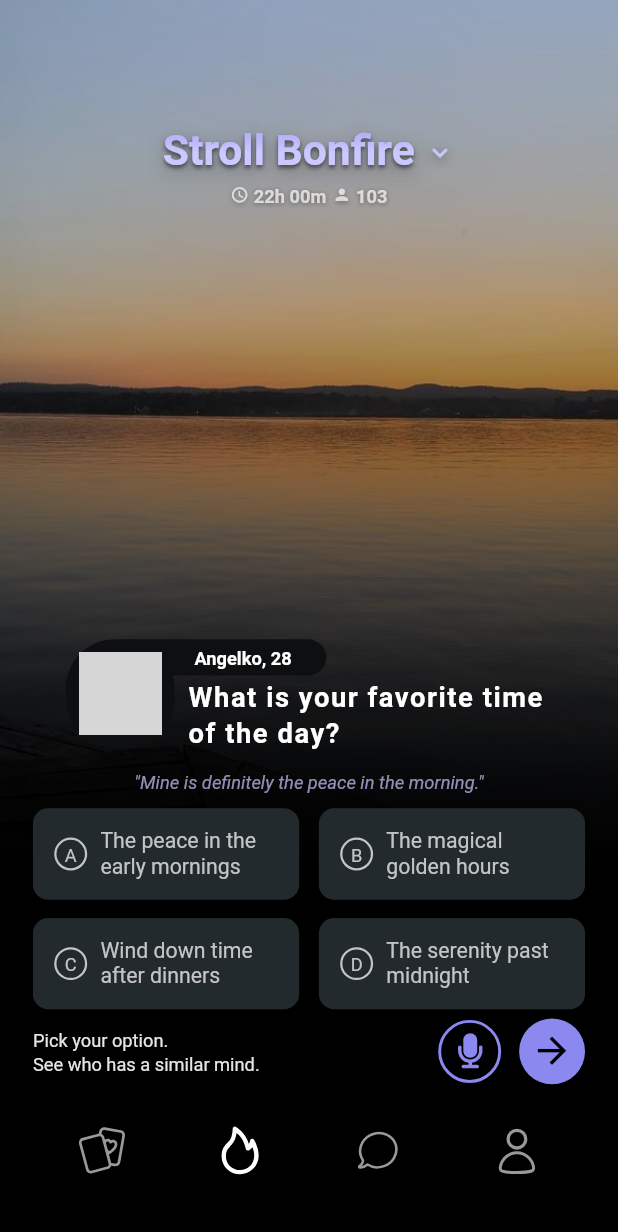
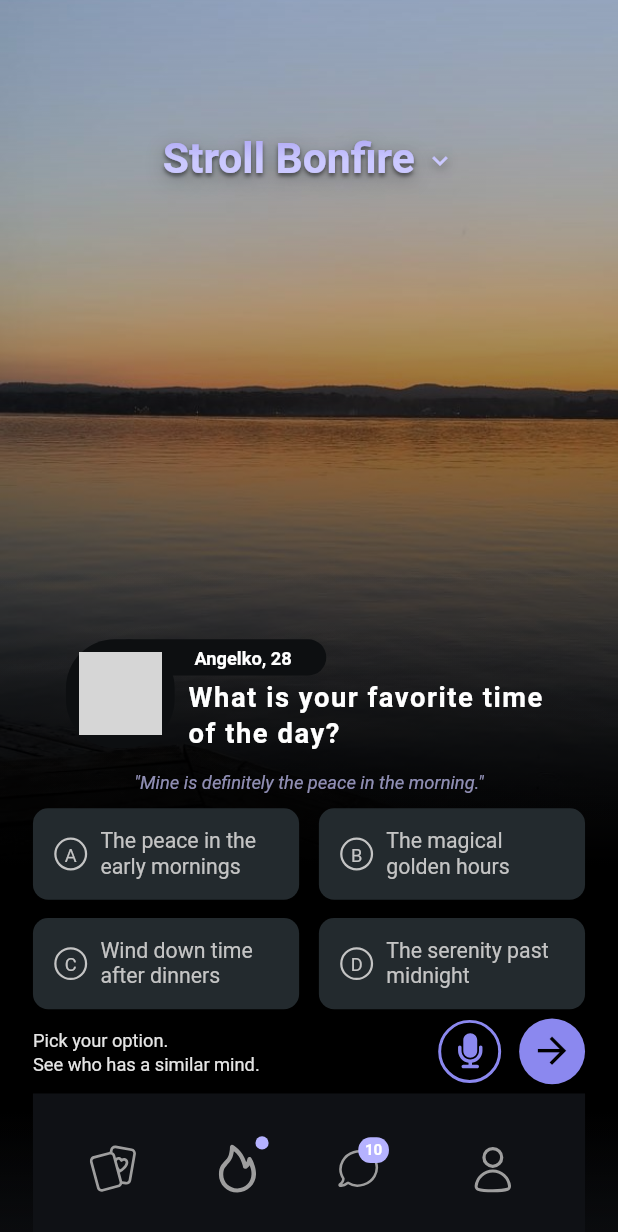
Before and after one commit to EMEDAT/stroll, a Flutter app: the screen it shows after launch, on a phone screen of 412 x 824 dp. Shown: the top 1232 px of the screen. Run offline on Flutter 3.47's test engine with Material 3 defaults, Android fonts, the phone set to English and light mode, and no system bars; our stand-ins replace equatable, flutter_bloc, flutter_screenutil, flutter_svg; Roboto replaces fonts that are missing (Proxima Nova); grey boxes are pictures that could not be loaded.

Commit message:
Refactor StrollHeader and BottomNavigation for improved usability; implement toggleable stats, enhance layout, and add badge functionality to icons.

```diff
--- a/stroll_bonfire/lib/features/stroll/presentation/pages/stroll_bonfire_page.dart
+++ b/stroll_bonfire/lib/features/stroll/presentation/pages/stroll_bonfire_page.dart
@@ -35,12 +35,13 @@ class StrollBonfirePage extends StatelessWidget {
             gradient: LinearGradient(
               begin: Alignment.topCenter,
               end: Alignment.bottomCenter,
-              stops: const [0.0, 0.4, 0.7, 1.0], // More control points
+            stops: const [0.0, 0.4, 0.7, 0.9, 1.0], // Added 0.9 for the transition
             colors: [
               Colors.transparent, // 0% - 40%: Completely transparent
               Colors.black.withValues(alpha: 0.5), // 40%: Light darkening starts
               Colors.black.withValues(alpha: 1), // 70%: Heavy darkening
-                  Colors.black.withValues(alpha: 1.0), // 100%: Complete black
+              Colors.black.withValues(alpha: 1.0), // 90%: Complete black
+              const Color(0xFF0F1115), // 90% - 100%: #0F1115 for bottom 10%
             ],
           ),
         ),
--- a/stroll_bonfire/lib/features/stroll/presentation/widgets/bottom_navigation.dart
+++ b/stroll_bonfire/lib/features/stroll/presentation/widgets/bottom_navigation.dart
@@ -2,42 +2,79 @@ import 'package:flutter/material.dart';
 import 'package:flutter_screenutil/flutter_screenutil.dart';
 import 'package:flutter_svg/flutter_svg.dart';
 
-import '../../../../core/constants/app_colors.dart';
-
-/// Bottom Navigation Widget - App bottom navigation bar
+/// Bottom Navigation Widget - App bottom navigation bar with badges
 class BottomNavigation extends StatelessWidget {
   const BottomNavigation({super.key});
 
   @override
   Widget build(BuildContext context) {
-    return Row(
+    return Container(
+      width: MediaQuery.of(context).size.width, // FULL SCREEN WIDTH
+      color: const Color(0xFF0F1115), // #0F1115 BACKGROUND
+      padding: EdgeInsets.symmetric(vertical: 12.h), // NO horizontal padding, only vertical
+      child: Row(
+        mainAxisAlignment: MainAxisAlignment.spaceEvenly, // Use spaceEvenly for wider spread
+        children: [
+          NavIcon('assets/icons/cards.svg', Icons.credit_card, false),
+          _buildIconWithBadge(
+            NavIcon('assets/icons/fire.svg', Icons.local_fire_department, false), // Removed isFireIcon
+            showDot: true, // Dot for fire icon
+          ),
+          _buildIconWithBadge(
+            NavIcon('assets/icons/chat.svg', Icons.chat_bubble_outline, false),
+            count: 10, // Count badge for chat icon
+          ),
+          NavIcon('assets/icons/user.svg', Icons.person_outline, false),
+        ],
+      ),
+    );
+  }
+
+  // Helper method to add badges to icons
+  Widget _buildIconWithBadge(Widget icon, {bool showDot = false, int? count}) {
+    return Stack(
+      clipBehavior: Clip.none,
       children: [
-        Expanded(
-          child: Center(
-            child: NavIcon('assets/icons/cards.svg', Icons.credit_card, false),
+        icon,
+        if (showDot) // Purple dot badge
+          Positioned(
+            top: 8.h,
+            right: 8.w,
+            child: Container(
+              width: 8.w,
+              height: 8.w,
+              decoration: const BoxDecoration(
+                color: Color(0xFFB5B2FF), // Background #B5B2FF
+                shape: BoxShape.circle,
+              ),
+            ),
           ),
-        ),
-        Expanded(
-          child: Center(
-            child: NavIcon('assets/icons/fire.svg', Icons.local_fire_department, true),
+        if (count != null) // Purple count badge
+          Positioned(
+            top: 6.h,
+            right: 6.w,
+            child: Container(
+              padding: EdgeInsets.symmetric(horizontal: 4.w, vertical: 2.h),
+              decoration: BoxDecoration(
+                color: const Color(0xFFB5B2FF), // Background #B5B2FF
+                borderRadius: BorderRadius.circular(8.r),
+              ),
+              child: Text(
+                count.toString(),
+                style: TextStyle(
+                  color: Colors.white,
+                  fontSize: 10.sp,
+                  fontWeight: FontWeight.w600,
+                ),
+              ),
+            ),
           ),
-        ),
-        Expanded(
-          child: Center(
-            child: NavIcon('assets/icons/chat.svg', Icons.chat_bubble_outline, false),
-          ),
-        ),
-        Expanded(
-          child: Center(
-            child: NavIcon('assets/icons/user.svg', Icons.person_outline, false),
-          ),
-        ),
       ],
     );
   }
 }
 
-/// Navigation Icon Widget - Individual navigation icon with better error handling
+/// Navigation Icon Widget - Individual navigation icon (NON-CLICKABLE)
 class NavIcon extends StatelessWidget {
   final String iconPath;
   final IconData fallbackIcon;
@@ -47,9 +84,8 @@ class NavIcon extends StatelessWidget {
 
   @override
   Widget build(BuildContext context) {
-    return AnimatedContainer(
-      duration: const Duration(milliseconds: 200),
-      padding: EdgeInsets.all(12.w), // Increased padding for larger touch area
+    return Container( // Static container, no animations or gestures
+      padding: EdgeInsets.all(12.w),
       child: FutureBuilder<bool>(
         future: _assetExists(context, iconPath),
         builder: (context, snapshot) {
@@ -60,7 +96,7 @@ class NavIcon extends StatelessWidget {
               width: _getIconSize(),
               height: _getIconSize(),
               colorFilter: ColorFilter.mode(
-                isActive ? AppColors.white : AppColors.white60,
+                Colors.grey, // All icons same grey color
                 BlendMode.srcIn,
               ),
             );
@@ -69,7 +105,7 @@ class NavIcon extends StatelessWidget {
           // Fallback to Flutter icon
           return Icon(
             fallbackIcon,
-            color: isActive ? AppColors.white : AppColors.white60,
+            color: Colors.grey, // All icons same grey color
             size: _getIconSize(),
           );
         },
@@ -80,15 +116,15 @@ class NavIcon extends StatelessWidget {
   // Specific sizing for user icon to match others
   double _getIconSize() {
     if (iconPath.contains('user.svg')) {
-      return 45.w; // Larger size specifically for user icon
+      return 45.w;
     }
     if (iconPath.contains('fire.svg')) {
-      return 30.w; // Slightly larger for fire icon
+      return 30.w;
     }
     if (iconPath.contains('chat.svg')) {
-      return 25.w; // Slightly larger for chat icon
+      return 25.w;
     }
-    return 29.w; // Default size for other icons
+    return 29.w;
   }
 
   Future<bool> _assetExists(BuildContext context, String path) async {
--- a/stroll_bonfire/lib/features/stroll/presentation/widgets/stroll_header.dart
+++ b/stroll_bonfire/lib/features/stroll/presentation/widgets/stroll_header.dart
@@ -3,16 +3,31 @@ import 'package:flutter_screenutil/flutter_screenutil.dart';
 
 import '../../../../core/constants/app_colors.dart';
 
-/// Stroll Header Widget - Header component with app title and stats
-class StrollHeader extends StatelessWidget {
+/// Stroll Header Widget - Header component with app title and toggleable stats
+class StrollHeader extends StatefulWidget {
   const StrollHeader({super.key});
+
+  @override
+  State<StrollHeader> createState() => _StrollHeaderState();
+}
+
+class _StrollHeaderState extends State<StrollHeader> {
+  bool _isExpanded = false; // Track dropdown state
+
+  void _toggleDropdown() {
+    setState(() {
+      _isExpanded = !_isExpanded; // Toggle the state
+    });
+  }
 
   @override
   Widget build(BuildContext context) {
     return Column(
       children: [
-        // Main title with dropdown
-        Row(
+        // Main title with dropdown button
+        GestureDetector(
+          onTap: _toggleDropdown, // Make the whole header clickable
+          child: Row(
             mainAxisAlignment: MainAxisAlignment.center,
             crossAxisAlignment: CrossAxisAlignment.center,
             children: [
@@ -30,7 +45,7 @@ class StrollHeader extends StatelessWidget {
                   'Stroll Bonfire',
                   style: TextStyle(
                     fontFamily: 'Proxima Nova',
-                  fontSize: 28.sp, // Reduced from 34
+                    fontSize: 28.sp,
                     fontWeight: FontWeight.w700,
                     color: Colors.white,
                     height: 1.0,
@@ -50,21 +65,25 @@ class StrollHeader extends StatelessWidget {
                   ),
                 ),
               ),
-            SizedBox(width: 6.w), // Reduced spacing
-            ShaderMask(
+              SizedBox(width: 6.w),
+              // Animated arrow icon
+              AnimatedRotation(
+                turns: _isExpanded ? 0.5 : 0.0, // Rotate 180 degrees when expanded
+                duration: const Duration(milliseconds: 300),
+                child: ShaderMask(
                   shaderCallback: (bounds) => const LinearGradient(
                     begin: Alignment.topCenter,
                     end: Alignment.bottomCenter,
                     colors: [
-                  Color(0xFFB3ADF6), // Top
-                  Color(0xFFCBC9FF), // Middle
-                  Color(0xFFCCC8FF), // Bottom
+                      Color(0xFFB3ADF6),
+                      Color(0xFFCBC9FF),
+                      Color(0xFFCCC8FF),
                     ],
                   ).createShader(bounds),
                   child: Icon(
                     Icons.keyboard_arrow_down,
                     color: Colors.white,
-                size: 20.sp, // Reduced from 24
+                    size: 20.sp,
                     shadows: [
                       Shadow(
                         offset: Offset(0, 2),
@@ -74,17 +93,36 @@ class StrollHeader extends StatelessWidget {
                     ],
                   ),
                 ),
+              ),
             ],
           ),
-        SizedBox(height: 6.h), // Reduced spacing
+        ),
+
+        // Animated timer stats section
+        AnimatedContainer(
+          duration: const Duration(milliseconds: 300),
+          curve: Curves.easeInOut,
+          height: _isExpanded ? null : 0, // Expand or collapse
+          child: AnimatedOpacity(
+            duration: const Duration(milliseconds: 300),
+            opacity: _isExpanded ? 1.0 : 0.0, // Fade in/out
+            child: _isExpanded
+                ? Column(
+                    children: [
+                      SizedBox(height: 6.h),
                       // Stats below title
                       Row(
                         mainAxisAlignment: MainAxisAlignment.center,
                         children: [
                           _buildStatItem(Icons.access_time, '22h 00m'),
-            SizedBox(width: 4.w), // Reduced spacing
+                          SizedBox(width: 4.w),
                           _buildStatItem(Icons.person, '103'),
                         ],
+                      ),
+                    ],
+                  )
+                : const SizedBox.shrink(), // Empty when collapsed
+          ),
         ),
       ],
     );
@@ -96,7 +134,7 @@ class StrollHeader extends StatelessWidget {
         Icon(
           icon,
           color: AppColors.white70,
-          size: 12.sp, // Reduced from 15
+          size: 12.sp,
           shadows: [
             Shadow(
               offset: Offset(0, 1),
@@ -105,12 +143,12 @@ class StrollHeader extends StatelessWidget {
             ),
           ],
         ),
-        SizedBox(width: 3.w), // Reduced spacing
+        SizedBox(width: 3.w),
         Text(
           text,
           style: TextStyle(
             color: AppColors.white70,
-            fontSize: 12.sp, // Reduced from 14
+            fontSize: 12.sp,
             fontWeight: FontWeight.w600,
             shadows: [
               Shadow(
```
Lines whose indentation alone changed are shown as unchanged.
